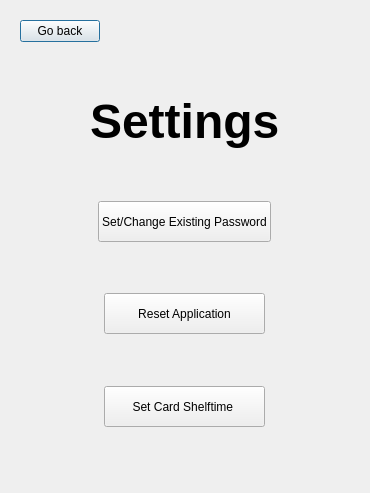
Before: the Qt Designer form mainSettingsPage.ui in danysigha/Clipboard-Manager, drawn with Qt 5.
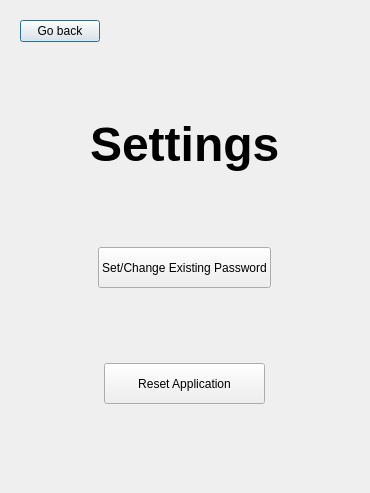
After: the same form once the commit is applied.

```diff
--- a/mainSettingsPage.ui
+++ b/mainSettingsPage.ui
@@ -141,44 +141,6 @@
           </property>
          </spacer>
         </item>
-        <item alignment="Qt::AlignHCenter">
-         <widget class="QPushButton" name="pushButton_3">
-          <property name="minimumSize">
-           <size>
-            <width>161</width>
-            <height>41</height>
-           </size>
-          </property>
-          <property name="maximumSize">
-           <size>
-            <width>300</width>
-            <height>100</height>
-           </size>
-          </property>
-          <property name="sizeIncrement">
-           <size>
-            <width>0</width>
-            <height>0</height>
-           </size>
-          </property>
-          <property name="text">
-           <string>Set Card Shelftime </string>
-          </property>
-         </widget>
-        </item>
-        <item>
-         <spacer name="verticalSpacer_3">
-          <property name="orientation">
-           <enum>Qt::Vertical</enum>
-          </property>
-          <property name="sizeHint" stdset="0">
-           <size>
-            <width>20</width>
-            <height>40</height>
-           </size>
-          </property>
-         </spacer>
-        </item>
        </layout>
       </item>
      </layout>
```
